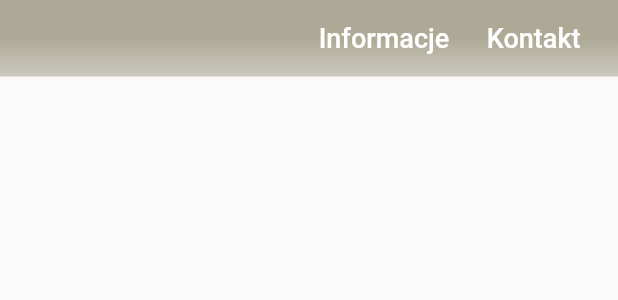
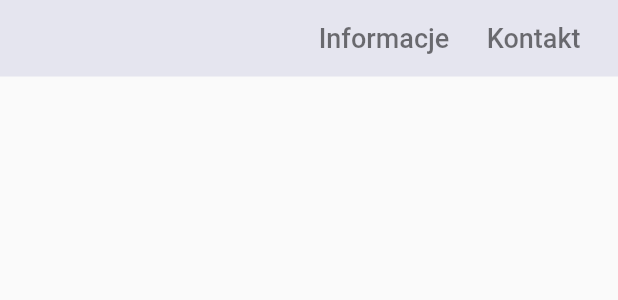
Before and after one commit to agh-educloud/web, a Flutter app: the GradientFooterBar widget shown alone on an empty page, opened directly, on a phone screen of 412 x 824 dp. Shown: the top 300 px of the screen. Run offline on Flutter 3.47's test engine with Material 2 defaults, Android fonts, the phone set to English and light mode, and no system bars; missing offline and left inert: flutter_web.

Commit message:
[1] Details finished

```diff
--- a/lib/main_panel/gradient_footer_bar.dart
+++ b/lib/main_panel/footer/gradient_footer_bar.dart
@@ -3,6 +3,8 @@ import 'package:flutter_web/material.dart';
 
 class GradientFooterBar extends StatelessWidget {
   final double barHeight;
+  final Color footerColor = const Color(0xffE5E5Ef);
+  final Color footerItemColor = Colors.black54;
 
   const GradientFooterBar({Key key, this.barHeight}) : super(key: key);
 
@@ -10,14 +12,9 @@ class GradientFooterBar extends StatelessWidget {
   Widget build(BuildContext context) {
     return new Container(
         height: barHeight,
-        decoration: new BoxDecoration(
-          gradient: new LinearGradient(
-            colors: [new Color(0xffADA996), new Color(0xffeaeaea)],
-            begin: const FractionalOffset(0.5, 0.5),
-            end: const FractionalOffset(0.5, 1.5),
-          ),
-        ),
+        color: footerColor,
         child: Container(
+          color: Colors.transparent,
           margin: const EdgeInsets.only(left: 10.0, right: 10.0),
           child: Row(
             mainAxisAlignment: MainAxisAlignment.end,
@@ -27,14 +24,14 @@ class GradientFooterBar extends StatelessWidget {
                   padding: EdgeInsets.all(10.0),
                   child: Text(
                     "Informacje",
-                    style: new TextStyle(fontSize: 18, color: Colors.white),
+                    style: new TextStyle(fontSize: 18, color: footerItemColor),
                   )),
               FlatButton(
                   onPressed: () => {},
                   padding: EdgeInsets.all(15.0),
                   child: Text(
                     "Kontakt",
-                    style: new TextStyle(fontSize: 18, color: Colors.white),
+                    style: new TextStyle(fontSize: 18, color: Colors.black54),
                   ))
             ],
           ),
```
Also changed, not shown: lib/main_panel/header/gradient_app_bar.dart (renamed from lib/main_panel/gradient_app_bar.dart, +12 -5 lines), lib/main_panel/main_panel.dart (+15 -81 lines), lib/main_panel/main_panel_button.dart (added, +83 -0 lines).
